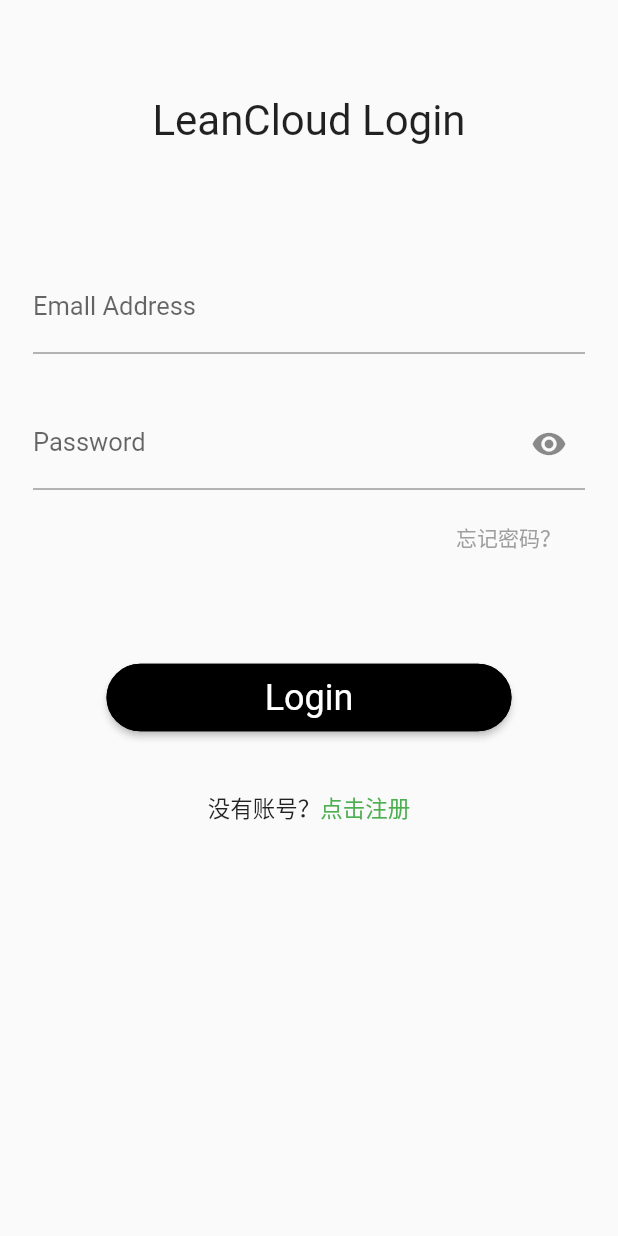
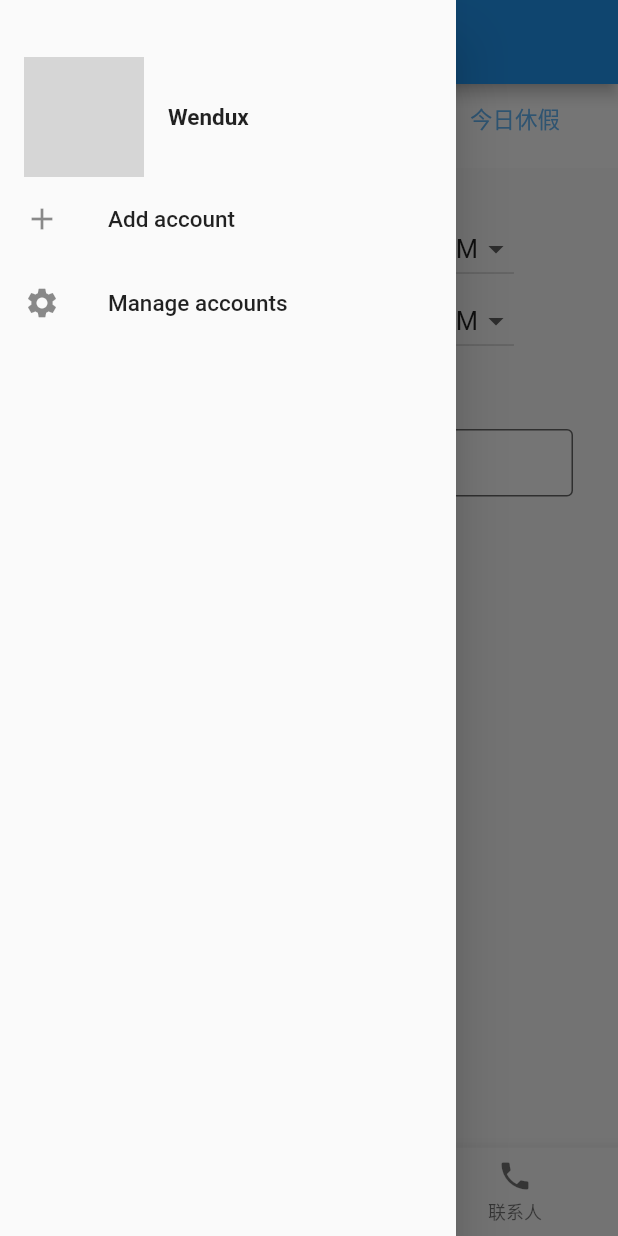
Before and after one commit to leancloud/FlutterLeaveDemo, a Flutter app: the screen it shows after launch, with the side drawer open (before the commit the screen has no drawer), on a phone screen of 412 x 824 dp. Run offline on Flutter 3.47's test engine with Material 2 defaults, Android fonts, the phone set to English and light mode, and no system bars; our stand-ins replace date_format, fluttertoast; missing offline and left inert: leancloud_storage; grey boxes are pictures that could not be loaded.

Commit message:
add bottomBar and tabBar

```diff
--- /dev/null
+++ b/flutter_leave_lc/lib/Contacts.dart
@@ -0,0 +1,16 @@
+import 'package:flutter/material.dart';
+
+
+class ContactsPage extends StatelessWidget {
+  @override
+  Widget build(BuildContext context) {
+    return new MaterialApp(
+      title: 'Welcome to Flutter',
+      home: new Scaffold(
+        body: new Center(
+          child: new Text('ContactsPage'),
+        ),
+      ),
+    );
+  }
+}
--- /dev/null
+++ b/flutter_leave_lc/lib/HomeBottomBar.dart
@@ -0,0 +1,65 @@
+import 'package:flutter/material.dart';
+import 'package:flutterapplc/Leave.dart';
+import 'MyInformation.dart';
+import 'package:flutterapplc/WeeklySummary.dart';
+import 'Contacts.dart';
+
+class ScaffoldRoute extends StatefulWidget {
+  @override
+  _ScaffoldRouteState createState() => _ScaffoldRouteState();
+}
+
+class _ScaffoldRouteState extends State<ScaffoldRoute> {
+  int _currentIndex = 0; //记录当前选中的页面
+  List<Widget> _pages = [
+    LeavePage(),
+    WeeklySummaryPage(),
+    ContactsPage(),
+  ];
+
+  @override
+  Widget build(BuildContext context) {
+    return Scaffold(
+      appBar: AppBar(
+        //导航栏
+        title: Text("LeanCloud"),
+        centerTitle: true,
+        actions: <Widget>[
+          //导航栏右侧菜单
+//          IconButton(icon: Icon(Icons.share), onPressed: () {}),
+        ],
+      ),
+      drawer: new MyDrawer(), //抽屉
+      body:IndexedStack(
+        index: this._currentIndex,
+        children: this._pages,
+      ),
+      bottomNavigationBar: BottomNavigationBar(
+        // 底部导航
+        items: <BottomNavigationBarItem>[
+          BottomNavigationBarItem(
+              icon: Icon(Icons.flight_takeoff), title: Text('请假')),
+          BottomNavigationBarItem(
+              icon: Icon(Icons.event_note), title: Text('周报')),
+          BottomNavigationBarItem(icon: Icon(Icons.phone), title: Text('联系人')),
+        ],
+        currentIndex: this._currentIndex,
+        fixedColor: Colors.blue,
+        onTap: _onItemTapped,
+        type: BottomNavigationBarType.fixed,
+      ),
+//      floatingActionButton: FloatingActionButton( //悬浮按钮
+//          child: Icon(Icons.add),
+//          onPressed:_onAdd
+//      ),
+    );
+  }
+
+  void _onItemTapped(int index) {
+    setState(() {
+      this._currentIndex = index;
+    });
+  }
+
+  void _onAdd() {}
+}
--- a/flutter_leave_lc/lib/Leave.dart
+++ b/flutter_leave_lc/lib/Leave.dart
@@ -11,20 +11,23 @@ class LeavePage extends StatefulWidget {
 
 enum DateType { startDateType, endDateType }
 
-class _LeavePageState extends State<LeavePage> {
+class _LeavePageState extends State<LeavePage>
+    with SingleTickerProviderStateMixin {
   DateTime _startDate = DateTime.now();
   DateTime _endDate = DateTime.now();
   String _dropdownStartTime = 'AM';
   String _dropdownEndTime = 'AM';
   String _leaveType = '带薪休假或事假';
   final TextEditingController _controller = new TextEditingController();
-  //_controller.text 就是请假原因
-//  _LeavePageState() {
-////    print(this._startDate);
-////    print('时间戳: ${this._startDate.millisecondsSinceEpoch}');
-////    print(DateTime.fromMillisecondsSinceEpoch(
-////        this._startDate.millisecondsSinceEpoch));
-//  }
+
+  TabController _tabController;
+  List tabs = ["请假", "请假历史", "今日休假"];
+  @override
+  void initState() {
+    super.initState();
+    // 创建Controller
+    _tabController = TabController(length: tabs.length, vsync: this);
+  }
 
   String _formatDate(DateType type) {
     switch (type) {
@@ -91,9 +94,8 @@ class _LeavePageState extends State<LeavePage> {
           timeInSecForIosWeb: 1,
           backgroundColor: Colors.blue,
           textColor: Colors.white,
-        fontSize: 20.0
-    );
-  } on LCException catch(e){
+          fontSize: 20.0);
+    } on LCException catch (e) {
       print('${e.code} : ${e.message}');
       Fluttertoast.showToast(
           msg: '请假失败：${e.code} : ${e.message}',
@@ -102,8 +104,7 @@ class _LeavePageState extends State<LeavePage> {
           timeInSecForIosWeb: 1,
           backgroundColor: Colors.red,
           textColor: Colors.white,
-        fontSize: 20.0
-    );
+          fontSize: 20.0);
     }
 
 //  LCUser currentUser = await LCUser.getCurrent();
@@ -121,7 +122,34 @@ class _LeavePageState extends State<LeavePage> {
   @override
   Widget build(BuildContext context) {
     return Scaffold(
-      appBar: AppBar(title: Text("请假")),
+      appBar: new AppBar(
+        backgroundColor: Colors.white,
+
+        elevation: 0, // 隐藏阴影
+        flexibleSpace: new Column(
+          children: <Widget>[
+            new TabBar(
+                controller: _tabController,
+                labelColor: Colors.blue,
+                 indicatorColor: Colors.blue,
+                tabs: tabs.map((e) => Tab(text: e)).toList())
+
+          ],
+        ),
+//        bottom: TabBar(
+//            //生成Tab菜单
+//            controller: _tabController,
+//            tabs: tabs.map((e) => Tab(text: e)).toList()),
+//          title: Text("请假"),
+//              actions: <Widget>[
+//      new IconButton( // action button
+//      icon: new Text('请假记录'),
+//      onPressed: () {
+//      },
+//
+//    ),
+//        ],
+      ),
       body: new Container(
         margin: const EdgeInsets.all(30.0),
         child: Column(
--- /dev/null
+++ b/flutter_leave_lc/lib/MyInformation.dart
@@ -0,0 +1,57 @@
+import 'package:flutter/material.dart';
+
+class MyDrawer extends StatelessWidget {
+  const MyDrawer({
+    Key key,
+  }) : super(key: key);
+
+  @override
+  Widget build(BuildContext context) {
+    return Drawer(
+      child: MediaQuery.removePadding(
+        context: context,
+        //移除抽屉菜单顶部默认留白
+        removeTop: true,
+        child: Column(
+          crossAxisAlignment: CrossAxisAlignment.start,
+          children: <Widget>[
+            Padding(
+              padding: const EdgeInsets.only(top: 38.0),
+              child: Row(
+                children: <Widget>[
+                  Padding(
+                    padding: const EdgeInsets.symmetric(horizontal: 16.0),
+                    child: ClipOval(
+                      child: Image.asset(
+                        "imgs/avatar.png",
+                        width: 80,
+                      ),
+                    ),
+                  ),
+                  Text(
+                    "Wendux",
+                    style: TextStyle(fontWeight: FontWeight.bold),
+                  )
+                ],
+              ),
+            ),
+            Expanded(
+              child: ListView(
+                children: <Widget>[
+                  ListTile(
+                    leading: const Icon(Icons.add),
+                    title: const Text('Add account'),
+                  ),
+                  ListTile(
+                    leading: const Icon(Icons.settings),
+                    title: const Text('Manage accounts'),
+                  ),
+                ],
+              ),
+            ),
+          ],
+        ),
+      ),
+    );
+  }
+}
--- /dev/null
+++ b/flutter_leave_lc/lib/WeeklySummary.dart
@@ -0,0 +1,16 @@
+import 'package:flutter/material.dart';
+
+
+class WeeklySummaryPage extends StatelessWidget {
+  @override
+  Widget build(BuildContext context) {
+    return new MaterialApp(
+      title: 'Welcome to Flutter',
+      home: new Scaffold(
+        body: new Center(
+          child: new Text('WeeklySummaryPage'),
+        ),
+      ),
+    );
+  }
+}
--- a/flutter_leave_lc/lib/main.dart
+++ b/flutter_leave_lc/lib/main.dart
@@ -1,8 +1,11 @@
 import 'package:flutter/material.dart';
 import 'package:flutterapplc/Login.dart';
 import 'package:flutter_localizations/flutter_localizations.dart';
+import 'HomeBottomBar.dart';
 void main(){
   runApp(new MyApp());
+//  runApp(new ScaffoldRoute());
+
 }
 class MyApp extends StatelessWidget {
   MyApp({Key key}) : super(key: key);
@@ -18,7 +21,7 @@ class MyApp extends StatelessWidget {
         const Locale.fromSubtags(languageCode: 'zh'),
         const Locale.fromSubtags(languageCode: 'en'),
       ],
-      home:LoginPage(),
+      home:ScaffoldRoute(),
       locale: Locale('zh'),
     );
   }
```
Lines whose indentation alone changed are shown as unchanged.
